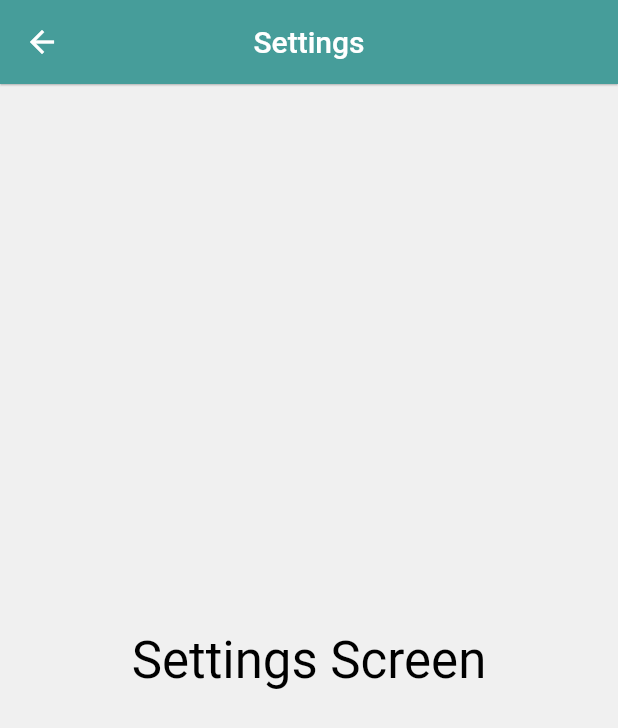
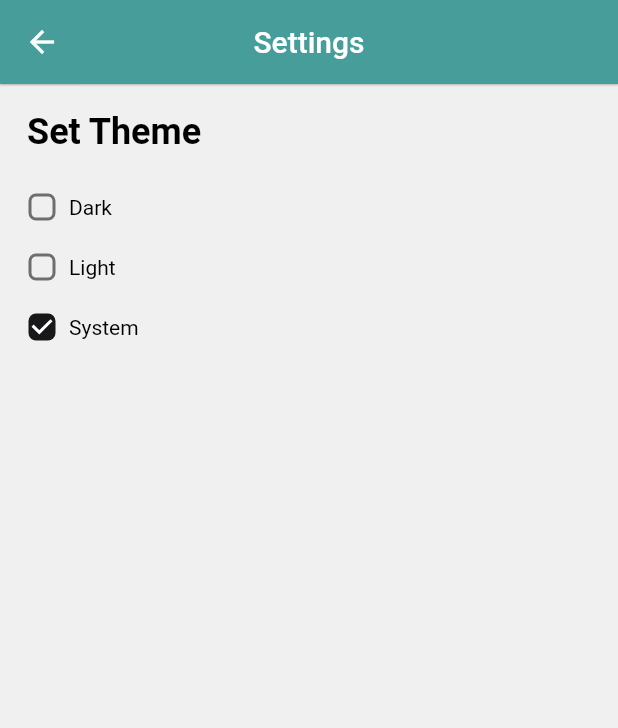
Before and after one commit to Cornelius-Mutisya/weather_app, a Flutter app: the SettingsScreen screen opened by its route, on a phone screen of 412 x 824 dp. Shown: the top 728 px of the screen. Run offline on Flutter 3.47's test engine with Material 2 defaults, Android fonts, the phone set to English and light mode, and no system bars; our stand-ins replace flex_color_scheme, flutter_riverpod, material_design_icons_flutter, shared_preferences; accounts and stored records are empty; network calls fail.

Commit message:
App Theming

```diff
--- a/lib/features/settings/settings_screen.dart
+++ b/lib/features/settings/settings_screen.dart
@@ -1,6 +1,7 @@
 import 'package:flex_color_scheme/flex_color_scheme.dart';
 import 'package:flutter/material.dart';
 import 'package:flutter_riverpod/flutter_riverpod.dart';
+import 'package:weather_app/features/settings/widgets/custom_checkbox.dart';
 import 'package:weather_app/theme/theme_controller.dart';
 
 class SettingsScreen extends ConsumerStatefulWidget {
@@ -24,10 +25,46 @@ class _SettingsScreenState extends ConsumerState<SettingsScreen> {
         title: const Text('Settings'),
         centerTitle: true,
       ),
-      body: Center(
-        child: Text(
-          'Settings Screen',
-          style: Theme.of(context).textTheme.headlineMedium,
+      body: Padding(
+        padding: const EdgeInsets.all(18.0),
+        child: Column(
+          crossAxisAlignment: CrossAxisAlignment.start,
+          children: [
+            const Text(
+              "Set Theme",
+              style: TextStyle(
+                fontSize: 24,
+                fontWeight: FontWeight.w700,
+              ),
+            ),
+            const SizedBox(height: 26),
+            CustomCheckbox(
+              value: widget.themeController.themeMode == ThemeMode.dark,
+              label: "Dark",
+              onChanged: (value) {
+                widget.themeController.setThemeMode(ThemeMode.dark);
+                setState(() {});
+              },
+            ),
+            const SizedBox(height: 20),
+            CustomCheckbox(
+              value: widget.themeController.themeMode == ThemeMode.light,
+              label: "Light",
+              onChanged: (value) {
+                widget.themeController.setThemeMode(ThemeMode.light);
+                setState(() {});
+              },
+            ),
+            const SizedBox(height: 20),
+            CustomCheckbox(
+              value: widget.themeController.themeMode == ThemeMode.system,
+              label: "System",
+              onChanged: (value) {
+                widget.themeController.setThemeMode(ThemeMode.system);
+                setState(() {});
+              },
+            ),
+          ],
         ),
       ),
     );
--- /dev/null
+++ b/lib/features/settings/widgets/custom_checkbox.dart
@@ -0,0 +1,40 @@
+import 'package:flutter/material.dart';
+
+class CustomCheckbox extends StatelessWidget {
+  const CustomCheckbox(
+      {super.key, this.value, this.onChanged, required this.label});
+  final bool? value;
+  final Function(bool?)? onChanged;
+  final String label;
+
+  @override
+  Widget build(BuildContext context) {
+    return Row(
+      mainAxisAlignment: MainAxisAlignment.start,
+      crossAxisAlignment: CrossAxisAlignment.center,
+      children: [
+        SizedBox(
+          height: 20,
+          width: 20,
+          child: Checkbox(
+            value: value,
+            shape:
+                RoundedRectangleBorder(borderRadius: BorderRadius.circular(5)),
+            onChanged: onChanged,
+          ),
+        ),
+        const SizedBox(width: 8),
+        Expanded(
+          child: Text(
+            label,
+            overflow: TextOverflow.clip,
+            style: const TextStyle(
+              fontSize: 14,
+              fontWeight: FontWeight.w400,
+            ),
+          ),
+        ),
+      ],
+    );
+  }
+}
--- a/lib/main.dart
+++ b/lib/main.dart
@@ -31,6 +31,7 @@ const FlexSchemeData _myFlexScheme = FlexSchemeData(
     secondaryContainer: Color(0xFFFFD270),
     tertiary: Color(0xFF2563EB),
     tertiaryContainer: Color(0xFFEFF6FF),
+    appBarColor: Color(0xFF469D9A),
   ),
   dark: FlexSchemeColor(
     primary: Color(0xFF469D9A),
@@ -39,6 +40,7 @@ const FlexSchemeData _myFlexScheme = FlexSchemeData(
     secondaryContainer: Color(0xFFD26900),
     tertiary: Color(0xFFC9CBFC),
     tertiaryContainer: Color(0xFF535393),
+    appBarColor: Color(0xFF469D9A),
   ),
 );
 
@@ -70,7 +72,6 @@ class WeatherApp extends StatelessWidget {
             },
             theme: FlexThemeData.light(
               scaffoldBackground: const Color(0xFFF0F0F0),
-              // appBarBackground: Colors.white,
               colors: _myFlexScheme.light,
               subThemesData: themeController.useSubThemes
                   ? const FlexSubThemesData()
```
